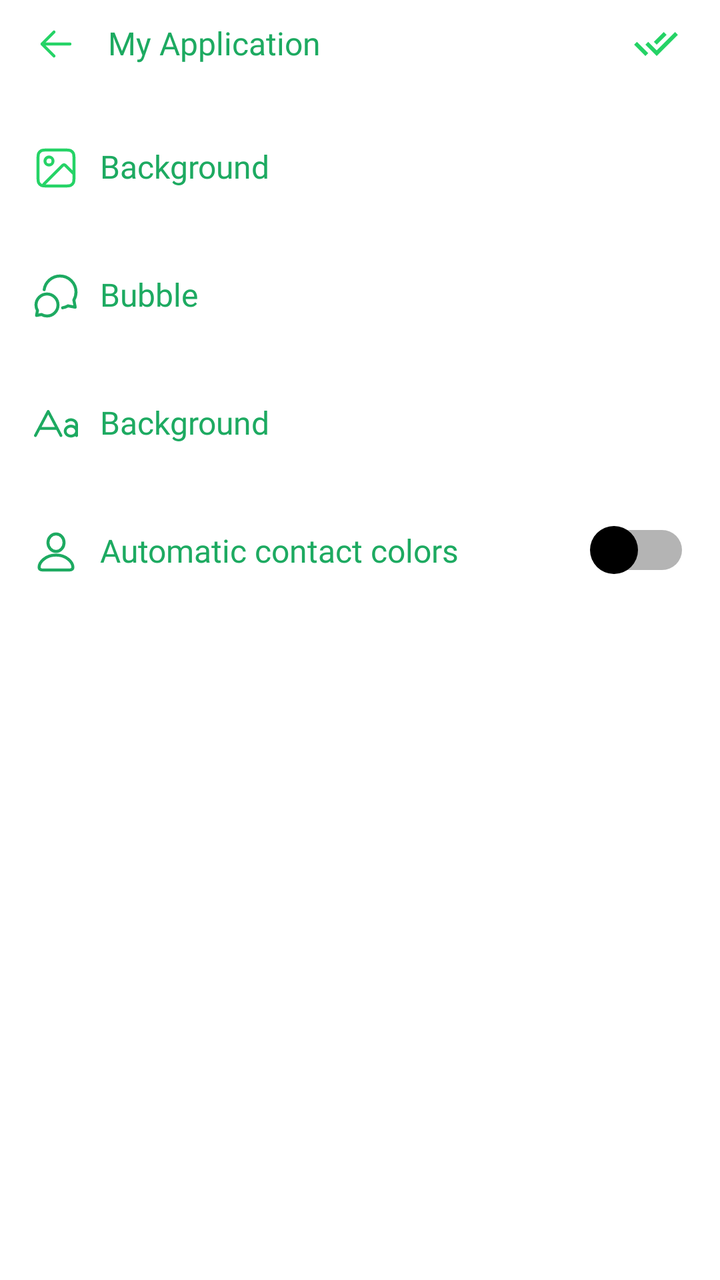
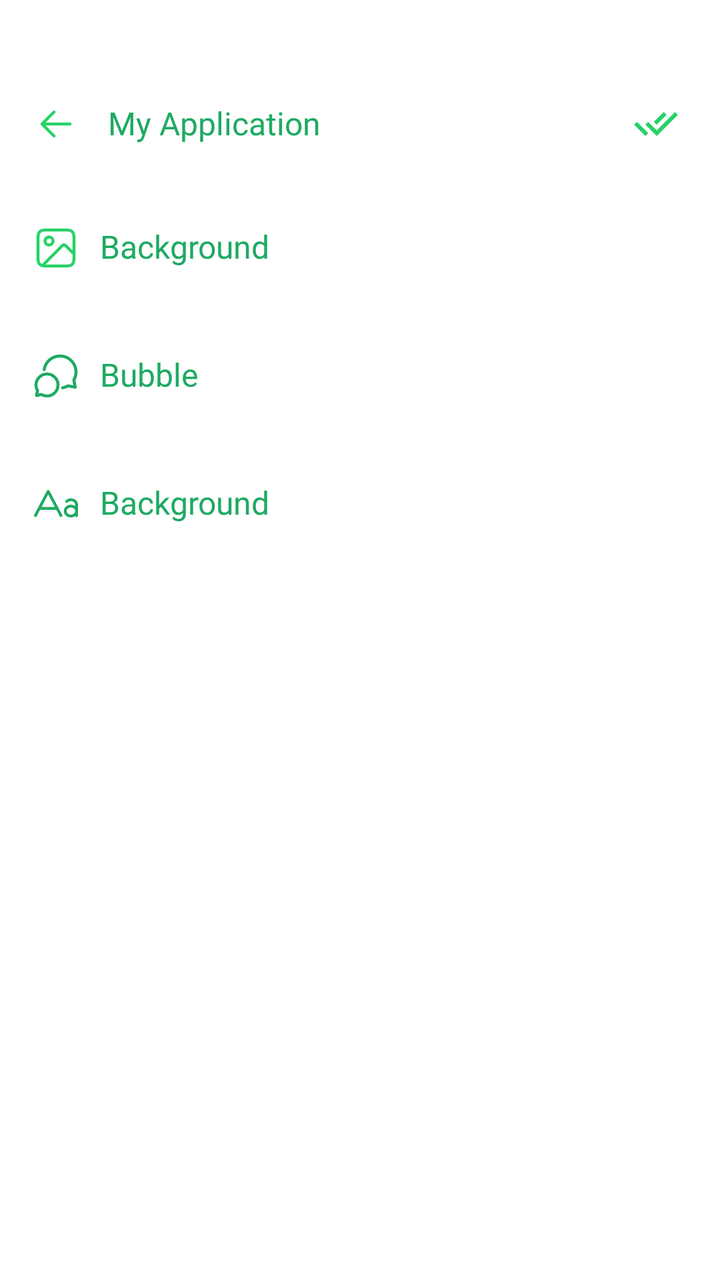

The first picture is an Android layout as it rendered before a commit; the second is the same layout after the commit. The layout source and the unified diff follow.
<!-- AndroidManifest.xml: application theme Theme.MyApplication -->
<!-- res/layout/fragment_setting_theme.xml -->
<?xml version="1.0" encoding="utf-8"?>
<androidx.constraintlayout.widget.ConstraintLayout xmlns:android="http://schemas.android.com/apk/res/android"
    android:layout_width="match_parent"
    android:layout_height="match_parent"
    android:background="@color/white">

    <LinearLayout
        android:layout_width="match_parent"
        android:layout_height="match_parent"
        android:orientation="vertical">

        <include
            android:id="@+id/toolbarSettingTheme"
            layout="@layout/layout_toolbar" />

        <androidx.appcompat.widget.AppCompatButton
            android:id="@+id/btnBackground"
            style="@style/TextView_7"
            android:layout_width="match_parent"
            android:layout_height="wrap_content"
            android:layout_marginTop="@dimen/size16"
            android:background="?selectableItemBackground"
            android:drawableStart="@drawable/ic_image"
            android:drawablePadding="@dimen/size10"
            android:gravity="center_vertical"
            android:paddingHorizontal="@dimen/size16"
            android:text="@string/txt_background"
            android:textColor="@color/col_main" />

        <androidx.appcompat.widget.AppCompatButton
            android:id="@+id/btnBubble"
            style="@style/TextView_7"
            android:layout_width="match_parent"
            android:layout_height="wrap_content"
            android:layout_marginVertical="@dimen/size16"
            android:background="?selectableItemBackground"
            android:drawableStart="@drawable/ic_bubble"
            android:drawablePadding="@dimen/size10"
            android:gravity="center_vertical"
            android:paddingHorizontal="@dimen/size16"
            android:text="@string/txt_bubble"
            android:textColor="@color/col_main" />

        <androidx.appcompat.widget.AppCompatButton
            android:id="@+id/btnFont"
            style="@style/TextView_7"
            android:layout_width="match_parent"
            android:layout_height="wrap_content"
            android:background="?selectableItemBackground"
            android:drawableStart="@drawable/ic_font"
            android:drawablePadding="@dimen/size10"
            android:gravity="center_vertical"
            android:paddingHorizontal="@dimen/size16"
            android:text="@string/txt_background"
            android:textColor="@color/col_main" />

        <LinearLayout
            android:id="@+id/btnAutomationContact"
            android:layout_width="match_parent"
            android:layout_height="wrap_content"
            android:layout_marginTop="@dimen/size16"
            android:background="?selectableItemBackground"
            android:gravity="center_vertical"
            android:orientation="horizontal"
            android:paddingHorizontal="@dimen/size16">

            <androidx.appcompat.widget.AppCompatButton
                style="@style/TextView_7"
                android:layout_width="0dp"
                android:layout_height="wrap_content"
                android:layout_weight="1"
                android:background="@color/transparent"
                android:drawableStart="@drawable/ic_person2"
                android:drawablePadding="@dimen/size10"
                android:gravity="center_vertical"
                android:text="@string/txt_automatic_contact_colors"
                android:textColor="@color/col_main" />

            <ImageView
                android:layout_width="wrap_content"
                android:layout_height="wrap_content"
                android:src="@drawable/sl_switch" />
        </LinearLayout>

    </LinearLayout>
</androidx.constraintlayout.widget.ConstraintLayout>
<!-- res/layout/layout_toolbar.xml (included above) -->
<?xml version="1.0" encoding="utf-8"?>
<androidx.constraintlayout.widget.ConstraintLayout xmlns:android="http://schemas.android.com/apk/res/android"
    xmlns:app="http://schemas.android.com/apk/res-auto"
    android:layout_width="match_parent"
    android:layout_height="@dimen/size44"
    android:gravity="center_vertical"
    android:orientation="horizontal"
    android:paddingHorizontal="@dimen/size10"
    android:paddingVertical="@dimen/size8">


    <androidx.appcompat.widget.AppCompatImageButton
        android:id="@+id/btnBack"
        android:layout_width="wrap_content"
        android:layout_height="wrap_content"
        android:background="?selectableItemBackgroundBorderless"
        android:padding="@dimen/size6"
        android:src="@drawable/ic_arr_left"
        app:layout_constraintBottom_toBottomOf="parent"
        app:layout_constraintStart_toStartOf="parent"
        app:layout_constraintTop_toTopOf="parent" />

    <TextView
        android:id="@+id/tvTitle"
        style="@style/TextView_5"
        android:layout_width="0dp"
        android:layout_height="wrap_content"
        android:layout_marginStart="@dimen/size8"
        android:layout_weight="1"
        android:ellipsize="end"
        android:gravity="start"
        android:maxLines="1"
        android:text="@string/app_name"
        android:textColor="@color/col_main"
        android:textSize="@dimen/size16"
        app:layout_constraintBottom_toBottomOf="parent"
        app:layout_constraintEnd_toStartOf="@+id/btnSelect"
        app:layout_constraintStart_toEndOf="@+id/btnBack"
        app:layout_constraintTop_toTopOf="parent" />

        <androidx.appcompat.widget.AppCompatButton
            android:id="@+id/btnSelect"
            android:layout_width="wrap_content"
            android:layout_height="wrap_content"
            android:layout_centerInParent="true"
            android:layout_centerVertical="true"
            android:layout_marginEnd="@dimen/size8"
            android:background="?selectableItemBackground"
            android:gravity="center"
            android:text="@string/txt_select"
            android:textAllCaps="false"
            android:visibility="invisible"
            app:layout_constraintBottom_toBottomOf="parent"
            app:layout_constraintEnd_toEndOf="parent"
            app:layout_constraintTop_toTopOf="parent" />

    <androidx.appcompat.widget.AppCompatImageButton
        android:id="@+id/btnAction"
        android:layout_width="wrap_content"
        android:layout_height="wrap_content"
        android:layout_alignParentEnd="true"
        android:layout_centerVertical="true"
        android:background="?selectableItemBackgroundBorderless"
        android:padding="@dimen/size10"
        android:src="@drawable/ic_done_all_1"
        app:layout_constraintBottom_toBottomOf="parent"
        app:layout_constraintEnd_toEndOf="parent"
        app:layout_constraintTop_toTopOf="parent" />
</androidx.constraintlayout.widget.ConstraintLayout>
<!-- resources referenced by this layout -->
<resources>
  <color name="col_main">#1DAA61</color>
  <color name="transparent">#00000000</color>
  <color name="white">#FFFFFFFF</color>
  <dimen name="size10">10dp</dimen>
  <dimen name="size16">16dp</dimen>
  <dimen name="size44">44dp</dimen>
  <dimen name="size6">6dp</dimen>
  <dimen name="size8">8dp</dimen>
  <!-- drawable ic_arr_left (drawable) -->
  <vector xmlns:android="http://schemas.android.com/apk/res/android"
      android:width="24dp"
      android:height="24dp"
      android:viewportWidth="24"
      android:viewportHeight="24">
    <path
        android:pathData="M5,12H19M11,18L5,12L11,6"
        android:strokeLineJoin="round"
        android:strokeWidth="1.5"
        android:fillColor="#00000000"
        android:strokeColor="#25D366"
        android:strokeLineCap="round"/>
  </vector>
  <!-- drawable ic_done_all_1 (drawable) -->
  <vector xmlns:android="http://schemas.android.com/apk/res/android"
      android:width="24dp"
      android:height="24dp"
      android:viewportWidth="24"
      android:viewportHeight="24">
    <path
        android:pathData="M6.7,18L1.05,12.35L2.475,10.95L6.725,15.2L8.125,16.6L6.7,18ZM12.35,18L6.7,12.35L8.1,10.925L12.35,15.175L21.55,5.975L22.95,7.4L12.35,18ZM12.35,12.35L10.925,10.95L15.875,6L17.3,7.4L12.35,12.35Z"
        android:fillColor="#25D366"/>
  </vector>
  <!-- drawable sl_switch (drawable) -->
  <?xml version="1.0" encoding="utf-8"?>
  <selector xmlns:android="http://schemas.android.com/apk/res/android">
      <item android:drawable="@drawable/ic_switch_sl" android:state_selected="true" />
      <item android:drawable="@drawable/ic_switch" />
  </selector>
  <string name="app_name" translatable="false">My Application</string>
  <string name="txt_automatic_contact_colors">Automatic contact colors</string>
  <string name="txt_background">Background</string>
  <string name="txt_bubble">Bubble</string>
  <string name="txt_select">Select</string>
  <style name="TextView_5">
          <item name="android:layout_width">wrap_content</item>
          <item name="android:layout_height">wrap_content</item>
          <item name="android:textColor">@color/black</item>
          <item name="android:textAllCaps">false</item>
          <item name="android:fontFamily">@font/font_500</item>
          <item name="android:includeFontPadding">false</item>
          <item name="android:textSize">@dimen/size14</item>
      </style>
  <style name="TextView_7">
          <item name="android:layout_width">wrap_content</item>
          <item name="android:layout_height">wrap_content</item>
          <item name="android:includeFontPadding">false</item>
          <item name="android:textAllCaps">false</item>
          <item name="android:textColor">@color/black</item>
          <item name="android:fontFamily">@font/font_700</item>
          <item name="android:textSize">@dimen/size16</item>
      </style>
  <style name="Theme.MyApplication" parent="Base.Theme.MyApplication" />
  <color name="black">#FF000000</color>
  <dimen name="size14">14dp</dimen>
  <color name="col_select">#CD666666</color>
  <style name="AppBottomSheetDialogTheme" parent="Theme.Design.Light.BottomSheetDialog">
          <item name="bottomSheetStyle">@style/AppModalStyle</item>
      </style>
  <style name="AppModalStyle" parent="Widget.Design.BottomSheet.Modal">
          <item name="android:background">@drawable/bg_border_bottom_sheet</item>
      </style>
  <!-- drawable bg_border_bottom_sheet (drawable) -->
  <?xml version="1.0" encoding="utf-8"?>
  <shape xmlns:android="http://schemas.android.com/apk/res/android"
      android:shape="rectangle">
      <corners
          android:topLeftRadius="@dimen/size24"
          android:topRightRadius="@dimen/size24" />
      <solid android:color="@color/white" />
  </shape>
  <dimen name="size24">24dp</dimen>
  <!-- unchanged entries left out for length: 7 -->
</resources>

<!-- the commit's change to res/layout/fragment_setting_theme.xml (unified diff, before → after) -->
@@ -7,6 +7,7 @@
     <LinearLayout
         android:layout_width="match_parent"
         android:layout_height="match_parent"
+        android:layout_marginTop="@dimen/size40"
         android:orientation="vertical">
 
         <include
@@ -60,6 +61,7 @@
             android:layout_height="wrap_content"
             android:layout_marginTop="@dimen/size16"
             android:background="?selectableItemBackground"
+            android:visibility="gone"
             android:gravity="center_vertical"
             android:orientation="horizontal"
             android:paddingHorizontal="@dimen/size16">
<!-- resource entries referenced after the edit -->
@@ -5,6 +5,7 @@
   <color name="white">#FFFFFFFF</color>
   <dimen name="size10">10dp</dimen>
   <dimen name="size16">16dp</dimen>
+  <dimen name="size40">40dp</dimen>
   <dimen name="size44">44dp</dimen>
   <dimen name="size6">6dp</dimen>
   <dimen name="size8">8dp</dimen>
